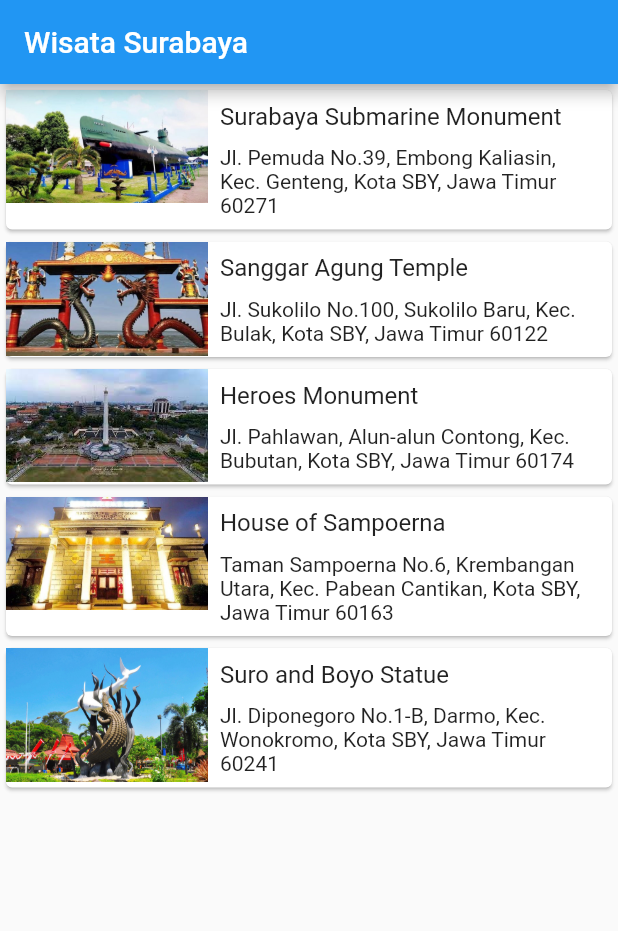
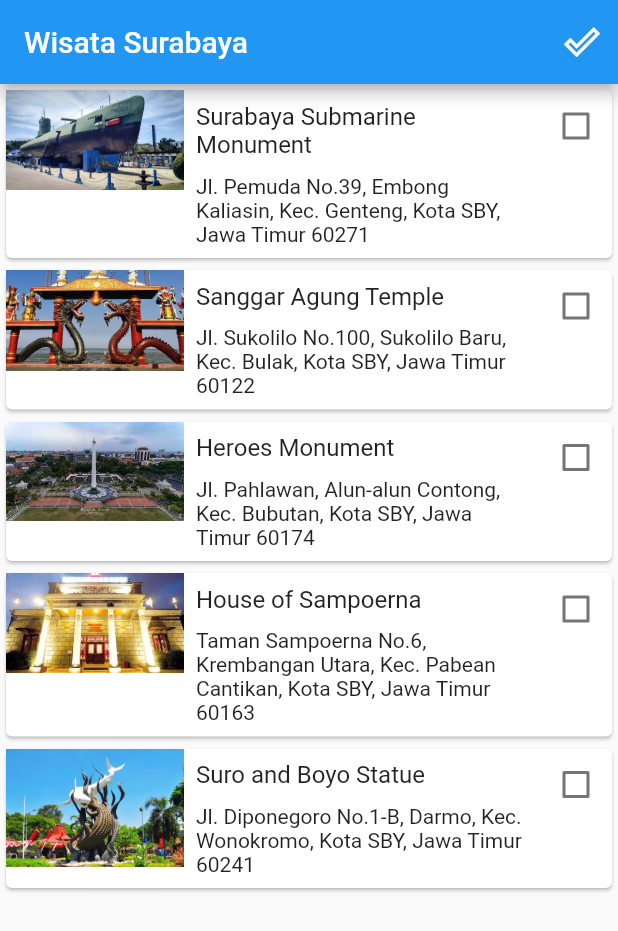
Before and after one commit to mukhlisbara/android_studio, a Flutter app: the screen it shows after launch, on a phone screen of 412 x 824 dp. Shown: the top 931 px of the screen. Run offline on Flutter 3.47's test engine with Material 2 defaults, Android fonts, the phone set to English and light mode, and no system bars.

```diff
--- a/lib/detail_screen.dart
+++ b/lib/detail_screen.dart
@@ -1,4 +1,3 @@
-import 'package:hello_world/main_screen.dart';
 import 'package:hello_world/model/tourism_place.dart';
 import 'package:flutter/material.dart';
 
@@ -22,14 +21,14 @@ class DetailScreen extends StatelessWidget {
         // ),
       ),
       body: SingleChildScrollView(
-      child : SafeArea(
+      child: SafeArea(
         child: Column(
           crossAxisAlignment: CrossAxisAlignment.stretch,
           children: <Widget>[
             Image.asset(place.imageAsset),
             Container(
               // Title
-              margin: EdgeInsets.only(top: 16.0),
+              margin: const EdgeInsets.only(top: 16.0),
               child: Text(
                 place.name,
                 textAlign: TextAlign.center,
@@ -91,6 +90,7 @@ class DetailScreen extends StatelessWidget {
                     ),
                   );
                 },
+
                 itemCount: place.detailImages.length,
                 scrollDirection: Axis.horizontal,
                 // children: [
--- /dev/null
+++ b/lib/done_tourism_place_list.dart
@@ -0,0 +1,61 @@
+import 'package:hello_world/model/tourism_place.dart';
+import 'package:hello_world/provider/done_tourism_provider.dart';
+import 'package:flutter/material.dart';
+import 'package:provider/provider.dart';
+
+class DoneTourismList extends StatelessWidget {
+  const DoneTourismList({Key? key}) : super(key: key);
+
+  @override
+  Widget build(BuildContext context) {
+    final List<TourismPlace> doneTourismPlaceList =
+        Provider.of<DoneTourismProvider>(context, listen: false)
+            .doneTourismPlaceList;
+
+    return Scaffold(
+      appBar: AppBar(
+        title: const Text('Wisata Telah Dikunjungi'),
+      ),
+      body: ListView.builder(
+        itemBuilder: (context, index) {
+          final TourismPlace place = doneTourismPlaceList[index];
+          return Card(
+            color: Colors.white60,
+            child: Row(
+              crossAxisAlignment: CrossAxisAlignment.start,
+              mainAxisAlignment: MainAxisAlignment.spaceBetween,
+              children: <Widget>[
+                Expanded(
+                  flex: 1,
+                  child: Image.asset(place.imageAsset),
+                ),
+                Expanded(
+                  flex: 2,
+                  child: Padding(
+                    padding: const EdgeInsets.all(8.0),
+                    child: Column(
+                      crossAxisAlignment: CrossAxisAlignment.start,
+                      mainAxisSize: MainAxisSize.min,
+                      children: <Widget>[
+                        Text(
+                          place.name,
+                          style: const TextStyle(fontSize: 16.0),
+                        ),
+                        const SizedBox(
+                          height: 10,
+                        ),
+                        Text(place.location),
+                      ],
+                    ),
+                  ),
+                ),
+                const Icon(Icons.done_outline),
+              ],
+            ),
+          );
+        },
+        itemCount: doneTourismPlaceList.length,
+      ),
+    );
+  }
+}
--- /dev/null
+++ b/lib/list_item.dart
@@ -0,0 +1,55 @@
+import 'package:hello_world/model/tourism_place.dart';
+import 'package:flutter/material.dart';
+
+class ListItem extends StatelessWidget {
+  final TourismPlace place;
+  final bool isDone;
+  final Function(bool? value) onCheckboxClick;
+  const ListItem({
+    Key? key,
+    required this.place,
+    required this.isDone,
+    required this.onCheckboxClick,
+  }) : super(key: key);
+
+  @override
+  Widget build(BuildContext context) {
+    return Card(
+      color: isDone ? Colors.white60 : Colors.white,
+      child: Row(
+        crossAxisAlignment: CrossAxisAlignment.start,
+        children: <Widget>[
+          Expanded(
+            flex: 1,
+            child: Image.asset(place.imageAsset),
+          ),
+          Expanded(
+            flex: 2,
+            child: Padding(
+              padding: const EdgeInsets.all(8.0),
+              child: Column(
+                crossAxisAlignment: CrossAxisAlignment.start,
+                mainAxisSize: MainAxisSize.min,
+                children: <Widget>[
+                  Text(
+                    place.name,
+                    style: const TextStyle(fontSize: 16.0),
+                  ),
+                  const SizedBox(
+                    height: 10,
+                  ),
+                  Text(place.location),
+                ],
+              ),
+            ),
+          ),
+          Checkbox(
+            checkColor: Colors.blueAccent,
+            value: isDone,
+            onChanged: onCheckboxClick,
+          ),
+        ],
+      ),
+    );
+  }
+}
--- a/lib/main.dart
+++ b/lib/main.dart
@@ -1,5 +1,8 @@
+import 'package:hello_world/done_tourism_place_list.dart';
 import 'package:hello_world/main_screen.dart';
+import 'package:hello_world/provider/done_tourism_provider.dart';
 import 'package:flutter/material.dart';
+import 'package:provider/provider.dart';
 
 void main() {
   runApp(const MyApp());
@@ -11,11 +14,14 @@ class MyApp extends StatelessWidget {
   // This widget is the root of your application.
   @override
   Widget build(BuildContext context) {
-    return MaterialApp(
-      title: 'Contact',
-      theme: ThemeData(),
-      home: const MainScreen(),
-      debugShowCheckedModeBanner: false,
+    return ChangeNotifierProvider(
+      create: (context) => DoneTourismProvider(),
+      child: MaterialApp(
+        title: 'Contact',
+        theme: ThemeData(),
+        home: const MainScreen(),
+        debugShowCheckedModeBanner: false,
+      ),
     );
   }
 }
--- a/lib/main_screen.dart
+++ b/lib/main_screen.dart
@@ -1,64 +1,35 @@
+import 'package:hello_world/done_tourism_place_list.dart';
+import 'package:hello_world/tourism_list.dart';
 import 'package:flutter/material.dart';
-import 'package:hello_world/detail_screen.dart';
-import 'package:hello_world/model/tourism_place.dart';
 
-class MainScreen extends StatelessWidget {
+class MainScreen extends StatefulWidget {
   const MainScreen({Key? key}) : super(key: key);
 
+  @override
+  _MainScreenState createState() => _MainScreenState();
+}
+
+class _MainScreenState extends State<MainScreen> {
   @override
   Widget build(BuildContext context) {
     return Scaffold(
       appBar: AppBar(
         title: const Text('Wisata Surabaya'),
-      ),
-      body: ListView.builder(
-        itemBuilder: (context, index) {
-          final TourismPlace place = tourismPlaceList[index];
-          return InkWell(
-            onTap: () {
-              Navigator.push(context, MaterialPageRoute(builder: (context) {
-                return DetailScreen(place: place);
-              }));
+        actions: <Widget>[
+          IconButton(
+            icon: const Icon(Icons.done_outline),
+            onPressed: () {
+              Navigator.push(
+                context,
+                MaterialPageRoute(builder: (context) {
+                  return DoneTourismList();
+                }),
+              );
             },
-            child: listItem(place),
-          );
-        },
-        itemCount: tourismPlaceList.length,
-      ),
-    );
-  }
-
-  Widget listItem(TourismPlace place) {
-    return Card(
-      child: Row(
-        crossAxisAlignment: CrossAxisAlignment.start,
-        children: <Widget>[
-          Expanded(
-            flex: 1,
-            child: Image.asset(place.imageAsset),
-          ),
-          Expanded(
-            flex: 2,
-            child: Padding(
-              padding: const EdgeInsets.all(8.0),
-              child: Column(
-                crossAxisAlignment: CrossAxisAlignment.start,
-                mainAxisSize: MainAxisSize.min,
-                children: <Widget>[
-                  Text(
-                    place.name,
-                    style: const TextStyle(fontSize: 16.0),
-                  ),
-                  const SizedBox(
-                    height: 10,
-                  ),
-                  Text(place.location),
-                ],
-              ),
-            ),
           ),
         ],
       ),
+      body: TourismList(),
     );
   }
 }
--- a/lib/model/tourism_place.dart
+++ b/lib/model/tourism_place.dart
@@ -19,81 +19,3 @@ class TourismPlace {
     required this.detailImages,
   });
 }
-
-var tourismPlaceList = [
-  TourismPlace(
-    name: 'Surabaya Submarine Monument',
-    location: 'Jl. Pemuda No.39, Embong Kaliasin, Kec. Genteng, Kota SBY, Jawa Timur 60271',
-    imageAsset: 'assets/images/Photo4.jpg',
-    description: 'Surabaya Submarine Monument or as known as Monumen Kapal Selam (Monkasel) is the largest submarine monument in Asia, which was built in riverside of Kalimas, Surabaya. This monument was built by idea of Navy Veterans.',
-    dayOpen: 'Tuesday - Sunday',
-    timeOpen: '08.00 - 16.00',
-    entryPrice: 'Rp 15.000,-',
-    detailImages: [
-      'assets/images/Photo1.jpg',
-      'assets/images/Photo2.jpg',
-      'assets/images/Photo3.jpg',
-      'assets/images/Photo4.jpg',
-    ],
-  ),
-  TourismPlace(
-    name: 'Sanggar Agung Temple',
-    location: 'Jl. Sukolilo No.100, Sukolilo Baru, Kec. Bulak, Kota SBY, Jawa Timur 60122',
-    imageAsset: 'assets/images/sanggar-temple.jpg',
-    description: 'Sanggar Agung Temple or Hong San Tang (Chinese: 宏善堂) is a Chinese temple in Surabaya dedicated to Chinese deities and other Asian religious icons. It is located within the Pantai Ria amusement park and has become a tourist destination, even though it is originally a worship place for Tridharma followers. The name of Sanggar Agung is derived from Indonesian language which can be translated as Great Hall.',
-    dayOpen: 'Open Everyday',
-    timeOpen: '07.00 - 20.00',
-    entryPrice: 'Rp 5.000 - 10.000',
-    detailImages: [
-      'assets/images/sanggar-temple1.jpg',
-      'assets/images/sanggar-temple2.jpg',
-      'assets/images/sanggar-temple3.jpg',
-      'assets/images/sanggar-temple4.jpg',
-    ],
-  ),
-  TourismPlace(
-    name: 'Heroes Monument',
-    location: 'Jl. Pahlawan, Alun-alun Contong, Kec. Bubutan, Kota SBY, Jawa Timur 60174',
-    imageAsset: 'assets/images/tugu.jpg',
-    description: 'The Heroes Monument (Indonesian: Tugu Pahlawan) is a monument in Surabaya, Indonesia. It is the main symbol of the city, dedicated to the people who died during the Battle of Surabaya on 10 November 1945. The 10 November Museum is located under the monument.',
-    dayOpen: 'Open Everyday',
-    timeOpen: '08.00 - 16.00',
-    entryPrice: 'Rp 5.000,-',
-    detailImages: [
-      'assets/images/tugu1.jpg',
-      'assets/images/tugu2.jpg',
-      'assets/images/tugu3.jpg',
-      'assets/images/tugu4.jpg',
-    ],
-  ),
-  TourismPlace(
-    name: 'House of Sampoerna',
-    location: 'Taman Sampoerna No.6, Krembangan Utara, Kec. Pabean Cantikan, Kota SBY, Jawa Timur 60163',
-    imageAsset: 'assets/images/sampoerna.jpg',
-    description: "Open to the public since October 9, 2003, House of Sampoerna (HoS) is a Dutch colonial-style heritage building complex built in 1862 and located in the “Old Surabaya” area. This complex was initially an orphanage for boys managed by the Dutch. In 1932, it was purchased by Liem Seeng Tee then became the first Sampoerna's production facility. House of Sampoerna complex consists of a large central auditorium, two smaller buildings in the East and West wings.",
-    dayOpen: 'Open Everyday',
-    timeOpen: '09.00 - 18.00',
-    entryPrice: 'Free',
-    detailImages: [
-      'assets/images/sampoerna1.jpg',
-      'assets/images/sampoerna2.jpg',
-      'assets/images/sampoerna3.jpg',
-      'assets/images/sampoerna4.jpg',
-    ],
-  ),
-  TourismPlace(
-    name: 'Suro and Boyo Statue',
-    location: 'Jl. Diponegoro No.1-B, Darmo, Kec. Wonokromo, Kota SBY, Jawa Timur 60241',
-    imageAsset: 'assets/images/suroboyo.jpg',
-    description: "This landmark sculpture in Surabaya depicts a tussle for supremacy between a shark and a crocodile and is a symbol of Surabaya's strength. The statue holds special significance for the city of Surabaya, especially in light of the fact that the city got its name from the Javanese words for shark and crocodile, 'suro' and 'boyo' respectively.",
-    dayOpen: 'Open Everyday',
-    timeOpen: 'Open 24 Hours',
-    entryPrice: 'Free',
-    detailImages: [
-      'assets/images/suroboyo1.jpg',
-      'assets/images/suroboyo2.jpg',
-      'assets/images/suroboyo3.jpg',
-      'assets/images/suroboyo4.jpg',
-    ],
-  ),
-];
--- /dev/null
+++ b/lib/provider/done_tourism_provider.dart
@@ -0,0 +1,15 @@
+import 'package:flutter/foundation.dart';
+import 'package:hello_world/model/tourism_place.dart';
+
+class DoneTourismProvider extends ChangeNotifier {
+  final List<TourismPlace> _doneTourismPlaceList = [];
+
+  List<TourismPlace> get doneTourismPlaceList => _doneTourismPlaceList;
+
+  void complete(TourismPlace place, bool isDone) {
+    isDone
+        ? _doneTourismPlaceList.add(place)
+        : _doneTourismPlaceList.remove(place);
+    notifyListeners();
+  }
+}
--- /dev/null
+++ b/lib/tourism_list.dart
@@ -0,0 +1,174 @@
+import 'package:hello_world/detail_screen.dart';
+import 'package:hello_world/model/tourism_place.dart';
+import 'package:hello_world/list_item.dart';
+import 'package:hello_world/provider/done_tourism_provider.dart';
+import 'package:flutter/material.dart';
+import 'package:provider/provider.dart';
+
+class TourismList extends StatefulWidget {
+  const TourismList({Key? key}) : super(key: key);
+
+  @override
+  _TourismListState createState() => _TourismListState();
+}
+
+class _TourismListState extends State<TourismList> {
+  final List<TourismPlace> tourismPlaceList = [
+    TourismPlace(
+      name: 'Surabaya Submarine Monument',
+      location:
+      'Jl. Pemuda No.39, Embong Kaliasin, Kec. Genteng, Kota SBY, Jawa Timur 60271',
+      imageAsset: 'assets/images/monkasel.jpg',
+      description:
+      'Surabaya Submarine Monument or as known as Monumen Kapal Selam (Monkasel) is the largest submarine monument in Asia, which was built in riverside of Kalimas, Surabaya. This monument was built by idea of Navy Veterans.',
+      dayOpen: 'Tuesday - Sunday',
+      timeOpen: '08.00 - 16.00',
+      entryPrice: 'Rp 15.000,-',
+      detailImages: [
+        'assets/images/monkasel1.jpg',
+        'assets/images/monkasel2.jpg',
+        'assets/images/monkasel3.jpg',
+        'assets/images/monkasel4.jpg',
+      ],
+    ),
+    TourismPlace(
+      name: 'Sanggar Agung Temple',
+      location:
+      'Jl. Sukolilo No.100, Sukolilo Baru, Kec. Bulak, Kota SBY, Jawa Timur 60122',
+      imageAsset: 'assets/images/sanggar-temple.jpg',
+      description:
+      'Sanggar Agung Temple or Hong San Tang (Chinese: 宏善堂) is a Chinese temple in Surabaya dedicated to Chinese deities and other Asian religious icons. It is located within the Pantai Ria amusement park and has become a tourist destination, even though it is originally a worship place for Tridharma followers. The name of Sanggar Agung is derived from Indonesian language which can be translated as Great Hall.',
+      dayOpen: 'Open Everyday',
+      timeOpen: '07.00 - 20.00',
+      entryPrice: 'Rp 5.000 - 10.000',
+      detailImages: [
+        'assets/images/sanggar-temple1.jpg',
+        'assets/images/sanggar-temple2.jpg',
+        'assets/images/sanggar-temple3.jpg',
+        'assets/images/sanggar-temple4.jpg',
+      ],
+    ),
+    TourismPlace(
+      name: 'Heroes Monument',
+      location:
+      'Jl. Pahlawan, Alun-alun Contong, Kec. Bubutan, Kota SBY, Jawa Timur 60174',
+      imageAsset: 'assets/images/tugu.jpg',
+      description:
+      'The Heroes Monument (Indonesian: Tugu Pahlawan) is a monument in Surabaya, Indonesia. It is the main symbol of the city, dedicated to the people who died during the Battle of Surabaya on 10 November 1945. The 10 November Museum is located under the monument.',
+      dayOpen: 'Open Everyday',
+      timeOpen: '08.00 - 16.00',
+      entryPrice: 'Rp 5.000,-',
+      detailImages: [
+        'assets/images/tugu1.jpg',
+        'assets/images/tugu2.jpg',
+        'assets/images/tugu3.jpg',
+        'assets/images/tugu4.jpg',
+      ],
+    ),
+    TourismPlace(
+      name: 'House of Sampoerna',
+      location:
+      'Taman Sampoerna No.6, Krembangan Utara, Kec. Pabean Cantikan, Kota SBY, Jawa Timur 60163',
+      imageAsset: 'assets/images/sampoerna.jpg',
+      description:
+      "Open to the public since October 9, 2003, House of Sampoerna (HoS) is a Dutch colonial-style heritage building complex built in 1862 and located in the “Old Surabaya” area. This complex was initially an orphanage for boys managed by the Dutch. In 1932, it was purchased by Liem Seeng Tee then became the first Sampoerna's production facility. House of Sampoerna complex consists of a large central auditorium, two smaller buildings in the East and West wings.",
+      dayOpen: 'Open Everyday',
+      timeOpen: '09.00 - 18.00',
+      entryPrice: 'Free',
+      detailImages: [
+        'assets/images/sampoerna1.jpg',
+        'assets/images/sampoerna2.jpg',
+        'assets/images/sampoerna3.jpg',
+        'assets/images/sampoerna4.jpg',
+      ],
+    ),
+    TourismPlace(
+      name: 'Suro and Boyo Statue',
+      location:
+      'Jl. Diponegoro No.1-B, Darmo, Kec. Wonokromo, Kota SBY, Jawa Timur 60241',
+      imageAsset: 'assets/images/suroboyo.jpg',
+      description:
+      "This landmark sculpture in Surabaya depicts a tussle for supremacy between a shark and a crocodile and is a symbol of Surabaya's strength. The statue holds special significance for the city of Surabaya, especially in light of the fact that the city got its name from the Javanese words for shark and crocodile, 'suro' and 'boyo' respectively.",
+      dayOpen: 'Open Everyday',
+      timeOpen: 'Open 24 Hours',
+      entryPrice: 'Free',
+      detailImages: [
+        'assets/images/suroboyo1.jpg',
+        'assets/images/suroboyo2.jpg',
+        'assets/images/suroboyo3.jpg',
+        'assets/images/suroboyo4.jpg',
+      ],
+    ),
+  ];
+
+  @override
+  Widget build(BuildContext context) {
+    return ListView.builder(
+      itemBuilder: (context, index) {
+        final TourismPlace place = tourismPlaceList[index];
+        return InkWell(
+          onTap: () {
+            Navigator.push(context, MaterialPageRoute(builder: (context) {
+              return DetailScreen(place: place);
+            }));
+          },
+          child: Consumer<DoneTourismProvider>(
+            builder: (context, DoneTourismProvider data, widget) {
+              final List<TourismPlace> doneTourismPlaceList =
+                  Provider.of<DoneTourismProvider>(context, listen: false)
+                      .doneTourismPlaceList;
+              return ListItem(
+                place: place,
+                isDone: doneTourismPlaceList.contains(place),
+                onCheckboxClick: (bool? value) {
+                  setState(() {
+                    if (value != null) {
+                      value
+                          ? doneTourismPlaceList.add(place)
+                          : doneTourismPlaceList.remove(place);
+                    }
+                  });
+                },
+              );
+            },
+          ),
+        );
+      },
+      itemCount: tourismPlaceList.length,
+    );
+  }
+
+// Widget ListItem(TourismPlace place) {
+//   return Card(
+//     child: Row(
+//       crossAxisAlignment: CrossAxisAlignment.start,
+//       children: <Widget>[
+//         Expanded(
+//           flex: 1,
+//           child: Image.asset(place.imageAsset),
+//         ),
+//         Expanded(
+//           flex: 2,
+//           child: Padding(
+//             padding: const EdgeInsets.all(8.0),
+//             child: Column(
+//               crossAxisAlignment: CrossAxisAlignment.start,
+//               mainAxisSize: MainAxisSize.min,
+//               children: <Widget>[
+//                 Text(
+//                   place.name,
+//                   style: const TextStyle(fontSize: 16.0),
+//                 ),
+//                 const SizedBox(
+//                   height: 10,
+//                 ),
+//                 Text(place.location),
+//               ],
+//             ),
+//           ),
+//         ),
+//       ],
+//     ),
+//   );
+// }
+}
```
Also changed, not shown: pubspec.yaml (+5 -4 lines), assets/images/monkasel.jpg (added), assets/images/monkasel1.jpg (renamed from assets/images/Photo1.jpg), assets/images/monkasel2.jpg (renamed from assets/images/Photo2.jpg), assets/images/monkasel3.jpg (renamed from assets/images/Photo3.jpg), assets/images/monkasel4.jpg (renamed from assets/images/Photo4.jpg), pubspec.lock.
